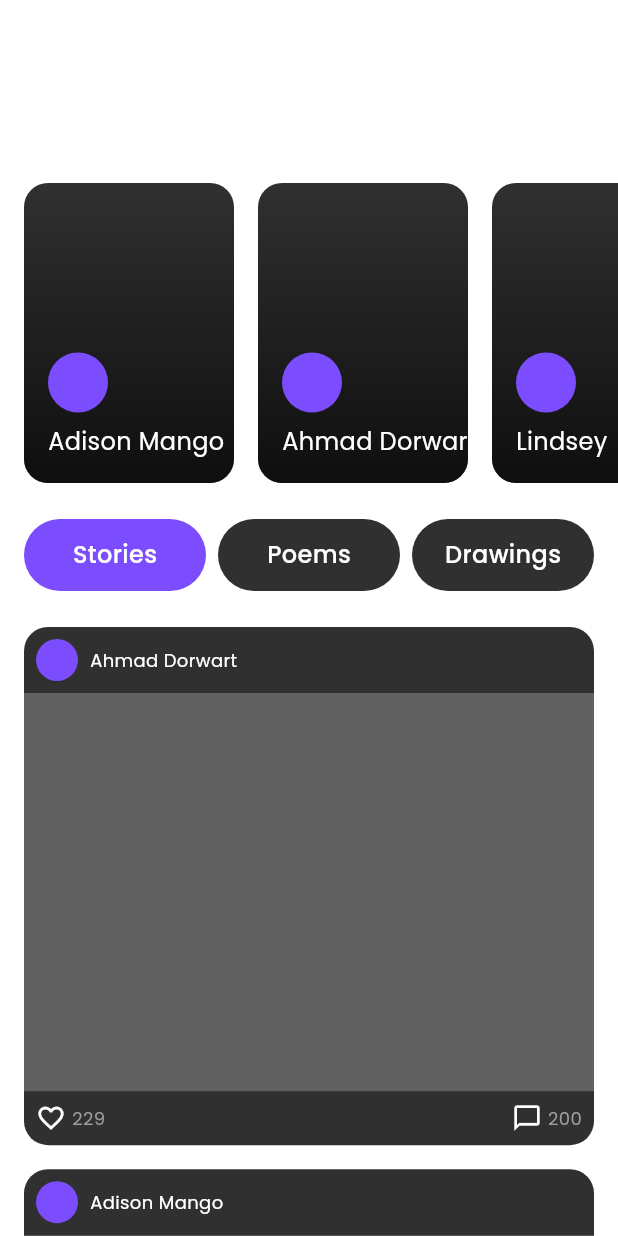
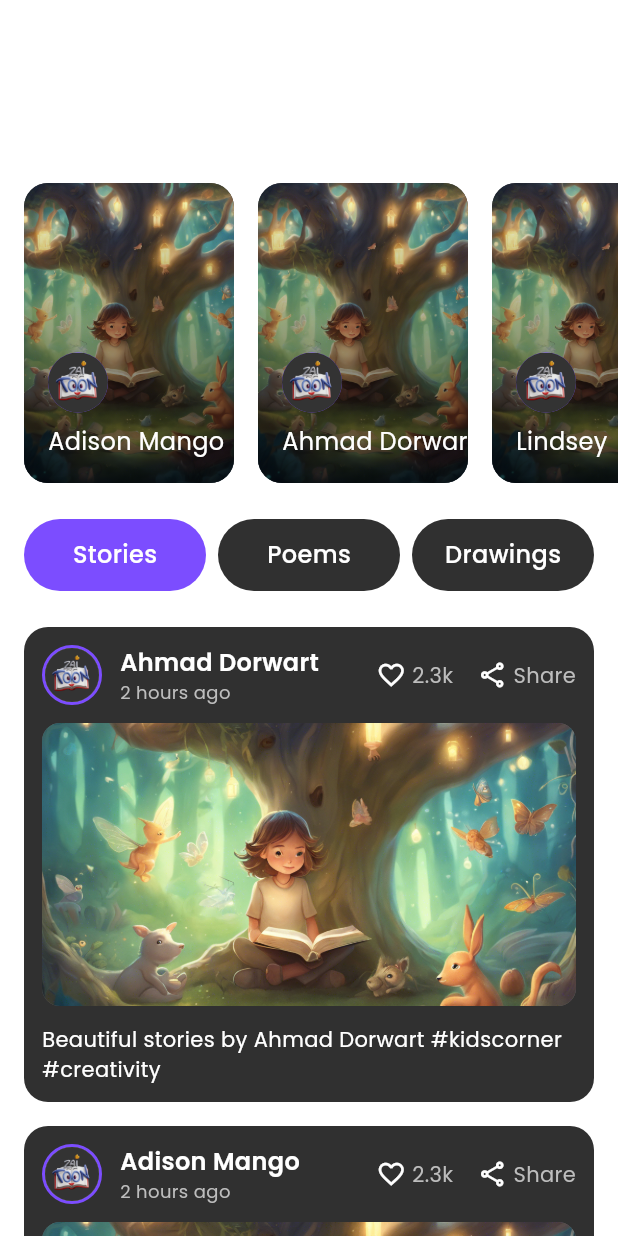
Before and after one commit to Jalaludheen25/Zaitoon, a Flutter app: the KidsCornerScreen screen opened directly, on a phone screen of 412 x 824 dp. Run offline on Flutter 3.47's test engine with Material 3 defaults, Android fonts, the phone set to English and light mode, and no system bars; our stand-ins replace animated_text_kit, cached_network_image, cloud_firestore, firebase_auth, firebase_core, flutter_cache_manager and 9 more; missing offline and left inert: flutter_pdfview, fluttermoji, onesignal_flutter; accounts and stored records are empty; statements that could not run were skipped.

Commit message:
🗑️ chore: remove unused image file and update Kids Corner screen assets for improved visuals and layout

```diff
--- a/lib/screens/kids_corner_screen/kids_corner_screen.dart
+++ b/lib/screens/kids_corner_screen/kids_corner_screen.dart
@@ -19,18 +19,18 @@ class _KidsCornerScreenState extends State<KidsCornerScreen>
   final List<Map<String, String>> stories = [
     {
       'name': 'Adison Mango',
-      'image': 'assets/forest_bg.jpg',
-      'avatar': 'assets/adison_avatar.jpg'
+      'image': 'assets/images/onboarding1.png',
+      'avatar': 'assets/images/appicon.png'
     },
     {
       'name': 'Ahmad Dorwart',
-      'image': 'assets/wave_bg.jpg',
-      'avatar': 'assets/ahmad_avatar.jpg'
+      'image': 'assets/images/onboarding1.png',
+      'avatar': 'assets/images/appicon.png'
     },
     {
       'name': 'Lindsey',
-      'image': 'assets/mountain_bg.jpg',
-      'avatar': 'assets/lindsey_avatar.jpg'
+      'image': 'assets/images/onboarding1.png',
+      'avatar': 'assets/images/appicon.png'
     },
   ];
 
@@ -146,6 +146,10 @@ class _KidsCornerScreenState extends State<KidsCornerScreen>
                         decoration: BoxDecoration(
                           borderRadius: BorderRadius.circular(16),
                           color: Colors.grey[850],
+                          image: DecorationImage(
+                            image: AssetImage(stories[index]['image']!),
+                            fit: BoxFit.cover,
+                          ),
                         ),
                         child: Stack(
                           children: [
@@ -173,6 +177,8 @@ class _KidsCornerScreenState extends State<KidsCornerScreen>
                                   CircleAvatar(
                                     radius: 20,
                                     backgroundColor: ColorClass.primaryColor,
+                                    backgroundImage:
+                                        AssetImage(stories[index]['avatar']!),
                                   ),
                                   const SizedBox(height: 8),
                                   Text(
@@ -230,7 +236,6 @@ class _KidsCornerScreenState extends State<KidsCornerScreen>
   }
 
   Widget _buildPostGrid({required int itemCount, required String title}) {
-    // Get the appropriate author list based on the current tab
     List<String> authors;
     switch (title) {
       case 'Stories':
@@ -254,11 +259,10 @@ class _KidsCornerScreenState extends State<KidsCornerScreen>
         crossAxisCount: 1,
         crossAxisSpacing: 16,
         mainAxisSpacing: 16,
-        childAspectRatio: 1.1,
+        childAspectRatio: 1.2,
       ),
       itemCount: itemCount,
       itemBuilder: (context, index) {
-        // Get author name with wraparound if index exceeds list length
         final authorName = authors[index % authors.length];
 
         return Container(
@@ -269,75 +273,102 @@ class _KidsCornerScreenState extends State<KidsCornerScreen>
           child: Column(
             crossAxisAlignment: CrossAxisAlignment.start,
             children: [
+              // User Profile Section
               Padding(
-                padding: const EdgeInsets.all(8.0),
-                child: Row(
-                  children: [
-                    const CircleAvatar(
-                      radius: 14,
-                      backgroundColor: ColorClass.primaryColor,
-                    ),
-                    const SizedBox(width: 8),
-                    Expanded(
-                      child: Text(
-                        authorName, // Use the dynamic author name here
-                        style: const TextStyle(
-                          color: ColorClass.white,
-                          fontSize: 12,
-                        ),
-                        overflow: TextOverflow.ellipsis,
-                      ),
-                    ),
-                  ],
-                ),
-              ),
-              // Post image
-              Expanded(
-                child: Container(
-                  decoration: BoxDecoration(
-                    color: Colors.grey[700],
-                  ),
-                ),
-              ),
-              // Engagement buttons
-              Padding(
-                padding: const EdgeInsets.all(8.0),
+                padding: const EdgeInsets.all(12.0),
                 child: Row(
                   mainAxisAlignment: MainAxisAlignment.spaceBetween,
                   children: [
                     Row(
                       children: [
-                        Icon(
-                          Icons.favorite_border,
-                          color: ColorClass.white,
-                          size: 20,
+                        Container(
+                          width: 40,
+                          height: 40,
+                          decoration: BoxDecoration(
+                            shape: BoxShape.circle,
+                            border: Border.all(
+                              color: ColorClass.primaryColor,
+                              width: 2,
+                            ),
+                          ),
+                          child: const CircleAvatar(
+                            backgroundColor: Colors.grey,
+                            backgroundImage:
+                                AssetImage('assets/images/appicon.png'),
+                          ),
                         ),
-                        const SizedBox(width: 4),
-                        Text(
-                          '229',
-                          style: TextStyle(
-                            color: Colors.grey,
-                            fontSize: 12,
-                          ),
+                        const SizedBox(width: 12),
+                        Column(
+                          crossAxisAlignment: CrossAxisAlignment.start,
+                          children: [
+                            Text(
+                              authorName,
+                              style: const TextStyle(
+                                color: ColorClass.white,
+                                fontSize: 16,
+                                fontWeight: FontWeight.w600,
+                              ),
+                            ),
+                            Text(
+                              '2 hours ago',
+                              style: TextStyle(
+                                color: Colors.grey[400],
+                                fontSize: 12,
+                              ),
+                            ),
+                          ],
                         ),
                       ],
                     ),
+                    // Like and Share buttons
                     Row(
                       children: [
-                        Icon(
-                          Icons.chat_bubble_outline,
-                          color: ColorClass.white,
-                          size: 20,
+                        _buildEngagementButton(
+                          icon: Icons.favorite_border,
+                          label: '2.3k',
+                          onPressed: () {},
                         ),
-                        const SizedBox(width: 4),
-                        Text(
-                          '200',
-                          style: TextStyle(
-                            color: Colors.grey,
-                            fontSize: 12,
-                          ),
+                        const SizedBox(width: 16),
+                        _buildEngagementButton(
+                          icon: Icons.share_outlined,
+                          label: 'Share',
+                          onPressed: () {},
                         ),
                       ],
+                    ),
+                  ],
+                ),
+              ),
+              // Cover Image
+              Expanded(
+                child: Container(
+                  width: double.infinity,
+                  margin: const EdgeInsets.symmetric(horizontal: 12),
+                  decoration: BoxDecoration(
+                    borderRadius: BorderRadius.circular(12),
+                    color: Colors.grey[700],
+                    image: const DecorationImage(
+                      image: AssetImage('assets/images/onboarding1.png'),
+                      fit: BoxFit.cover,
+                    ),
+                  ),
+                ),
+              ),
+              // Engagement Section
+              Padding(
+                padding: const EdgeInsets.all(12.0),
+                child: Column(
+                  crossAxisAlignment: CrossAxisAlignment.start,
+                  children: [
+                    // Caption
+                    Text(
+                      'Beautiful ${title.toLowerCase()} by $authorName #kidscorner #creativity',
+                      style: const TextStyle(
+                        color: ColorClass.white,
+                        fontSize: 14,
+                      ),
+                      maxLines: 2,
+                      overflow: TextOverflow.ellipsis,
                     ),
                   ],
                 ),
@@ -348,4 +379,31 @@ class _KidsCornerScreenState extends State<KidsCornerScreen>
       },
     );
   }
+
+  Widget _buildEngagementButton({
+    required IconData icon,
+    required String label,
+    required VoidCallback onPressed,
+  }) {
+    return GestureDetector(
+      onTap: onPressed,
+      child: Row(
+        children: [
+          Icon(
+            icon,
+            color: ColorClass.white,
+            size: 20,
+          ),
+          const SizedBox(width: 4),
+          Text(
+            label,
+            style: TextStyle(
+              color: Colors.grey[400],
+              fontSize: 14,
+            ),
+          ),
+        ],
+      ),
+    );
+  }
 }
```
Also changed, not shown: 1 other file.
